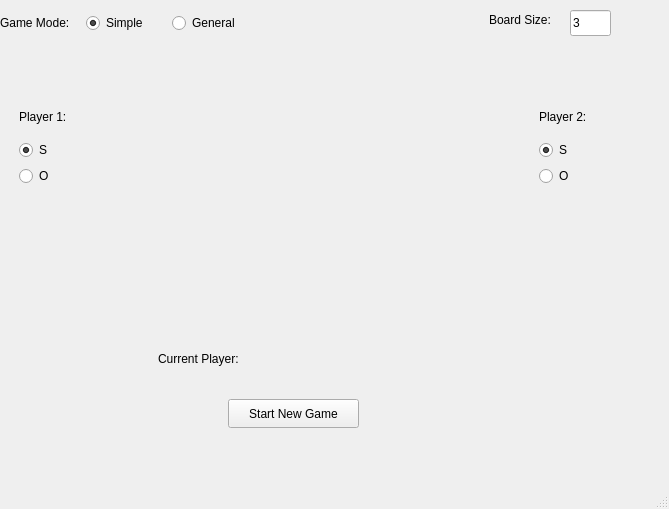
IsaOrtiz08/SOSGame_449, file SOSGame_449/mainwindow.ui: the form before one commit.
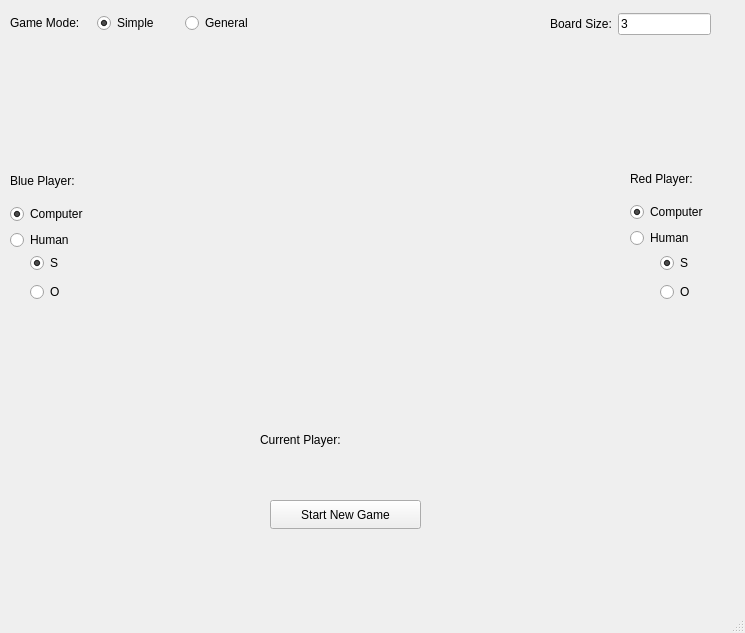
The form after the commit.

The edit to the form file:
```diff
--- a/SOSGame_449/mainwindow.ui
+++ b/SOSGame_449/mainwindow.ui
@@ -6,8 +6,8 @@
    <rect>
     <x>0</x>
     <y>0</y>
-    <width>669</width>
-    <height>509</height>
+    <width>745</width>
+    <height>633</height>
    </rect>
   </property>
   <property name="windowTitle">
@@ -17,24 +17,20 @@
    <widget class="QWidget" name="gridLayoutWidget">
     <property name="geometry">
      <rect>
-      <x>150</x>
+      <x>140</x>
       <y>50</y>
-      <width>371</width>
-      <height>271</height>
+      <width>461</width>
+      <height>371</height>
      </rect>
     </property>
-    <layout class="QGridLayout" name="gridLayout" rowstretch="0" columnstretch="0">
-     <property name="spacing">
-      <number>0</number>
-     </property>
-    </layout>
+    <layout class="QGridLayout" name="gridLayout"/>
    </widget>
    <widget class="QLabel" name="currentplayer_label">
     <property name="geometry">
      <rect>
-      <x>158</x>
-      <y>349</y>
-      <width>131</width>
+      <x>260</x>
+      <y>430</y>
+      <width>121</width>
       <height>20</height>
      </rect>
     </property>
@@ -45,8 +41,8 @@
    <widget class="QLabel" name="currentplayer_label_2">
     <property name="geometry">
      <rect>
-      <x>268</x>
-      <y>349</y>
+      <x>370</x>
+      <y>430</y>
       <width>63</width>
       <height>20</height>
      </rect>
@@ -55,12 +51,41 @@
      <string/>
     </property>
    </widget>
+   <widget class="QLabel" name="message_label">
+    <property name="geometry">
+     <rect>
+      <x>460</x>
+      <y>460</y>
+      <width>241</width>
+      <height>121</height>
+     </rect>
+    </property>
+    <property name="text">
+     <string/>
+    </property>
+    <property name="alignment">
+     <set>Qt::AlignmentFlag::AlignCenter</set>
+    </property>
+   </widget>
+   <widget class="QPushButton" name="startGameButton">
+    <property name="geometry">
+     <rect>
+      <x>270</x>
+      <y>500</y>
+      <width>151</width>
+      <height>29</height>
+     </rect>
+    </property>
+    <property name="text">
+     <string>Start New Game</string>
+    </property>
+   </widget>
    <widget class="QWidget" name="layoutWidget">
     <property name="geometry">
      <rect>
-      <x>0</x>
+      <x>10</x>
       <y>10</y>
-      <width>252</width>
+      <width>256</width>
       <height>26</height>
      </rect>
     </property>
@@ -68,7 +93,7 @@
      <item>
       <widget class="QLabel" name="gamemode_label">
        <property name="text">
-        <string>Game Mode:</string>
+        <string>Game Mode: </string>
        </property>
       </widget>
      </item>
@@ -91,100 +116,50 @@
      </item>
     </layout>
    </widget>
-   <widget class="QPushButton" name="startGameButton">
+   <widget class="QWidget" name="layoutWidget">
     <property name="geometry">
      <rect>
-      <x>228</x>
-      <y>399</y>
-      <width>131</width>
-      <height>29</height>
-     </rect>
-    </property>
-    <property name="text">
-     <string>Start New Game</string>
-    </property>
-   </widget>
-   <widget class="QLabel" name="message_label">
-    <property name="geometry">
-     <rect>
-      <x>470</x>
-      <y>350</y>
-      <width>141</width>
-      <height>101</height>
-     </rect>
-    </property>
-    <property name="text">
-     <string/>
-    </property>
-   </widget>
-   <widget class="QLabel" name="board_size_label">
-    <property name="geometry">
-     <rect>
-      <x>489</x>
+      <x>550</x>
       <y>10</y>
-      <width>74</width>
-      <height>20</height>
+      <width>161</width>
+      <height>28</height>
      </rect>
     </property>
-    <property name="text">
-     <string>Board Size:</string>
-    </property>
+    <layout class="QHBoxLayout" name="boardsizeLayout">
+     <item>
+      <widget class="QLabel" name="board_label">
+       <property name="text">
+        <string>Board Size:</string>
+       </property>
+      </widget>
+     </item>
+     <item>
+      <widget class="QLineEdit" name="boardsize_input">
+       <property name="text">
+        <string>3</string>
+       </property>
+      </widget>
+     </item>
+    </layout>
    </widget>
-   <widget class="QLineEdit" name="boardsize_input">
+   <widget class="QWidget" name="layoutWidget">
     <property name="geometry">
      <rect>
-      <x>570</x>
-      <y>10</y>
-      <width>41</width>
-      <height>26</height>
+      <x>30</x>
+      <y>250</y>
+      <width>40</width>
+      <height>57</height>
      </rect>
     </property>
-    <property name="maximumSize">
-     <size>
-      <width>150</width>
-      <height>16777215</height>
-     </size>
-    </property>
-    <property name="text">
-     <string>3</string>
-    </property>
-    <property name="maxLength">
-     <number>2</number>
-    </property>
-   </widget>
-   <widget class="QWidget" name="">
-    <property name="geometry">
-     <rect>
-      <x>19</x>
-      <y>100</y>
-      <width>95</width>
-      <height>86</height>
-     </rect>
-    </property>
-    <layout class="QVBoxLayout" name="player1Layout">
-     <item>
-      <layout class="QHBoxLayout" name="horizontalLayout_2">
-       <item>
-        <widget class="QLabel" name="player1_label">
-         <property name="text">
-          <string>Player 1:</string>
-         </property>
-        </widget>
-       </item>
-       <item>
-        <widget class="QLabel" name="player1Scorelabel">
-         <property name="text">
-          <string/>
-         </property>
-        </widget>
-       </item>
-      </layout>
-     </item>
+    <layout class="QVBoxLayout" name="verticalLayout">
      <item>
       <widget class="QRadioButton" name="player1_s_button">
        <property name="text">
         <string>S</string>
        </property>
+       <property name="checkable">
+        <bool>true</bool>
+       </property>
        <property name="checked">
         <bool>true</bool>
        </property>
@@ -195,26 +170,82 @@
        <property name="text">
         <string>O</string>
        </property>
+       <property name="checkable">
+        <bool>true</bool>
+       </property>
+       <property name="checked">
+        <bool>false</bool>
+       </property>
       </widget>
      </item>
     </layout>
    </widget>
-   <widget class="QWidget" name="">
+   <widget class="QWidget" name="layoutWidget">
     <property name="geometry">
      <rect>
-      <x>539</x>
-      <y>100</y>
-      <width>85</width>
+      <x>10</x>
+      <y>164</y>
+      <width>99</width>
       <height>86</height>
      </rect>
     </property>
-    <layout class="QVBoxLayout" name="player2Layout">
+    <layout class="QVBoxLayout" name="verticalLayout_3">
      <item>
-      <layout class="QHBoxLayout" name="horizontalLayout_3">
+      <layout class="QHBoxLayout" name="namescorelayout">
+       <item>
+        <widget class="QLabel" name="player1_label">
+         <property name="text">
+          <string>Blue Player: </string>
+         </property>
+        </widget>
+       </item>
+       <item>
+        <widget class="QLabel" name="player1Scorelabel">
+         <property name="text">
+          <string/>
+         </property>
+        </widget>
+       </item>
+      </layout>
+     </item>
+     <item>
+      <widget class="QRadioButton" name="player1_computer_button">
+       <property name="text">
+        <string>Computer</string>
+       </property>
+       <property name="checked">
+        <bool>true</bool>
+       </property>
+      </widget>
+     </item>
+     <item>
+      <widget class="QRadioButton" name="player1_human_button">
+       <property name="text">
+        <string>Human</string>
+       </property>
+       <property name="checked">
+        <bool>false</bool>
+       </property>
+      </widget>
+     </item>
+    </layout>
+   </widget>
+   <widget class="QWidget" name="layoutWidget">
+    <property name="geometry">
+     <rect>
+      <x>630</x>
+      <y>162</y>
+      <width>96</width>
+      <height>86</height>
+     </rect>
+    </property>
+    <layout class="QVBoxLayout" name="verticalLayout_2">
+     <item>
+      <layout class="QHBoxLayout" name="namescorelayout2">
        <item>
         <widget class="QLabel" name="player2_label">
          <property name="text">
-          <string>Player 2:</string>
+          <string>Red Player: </string>
          </property>
         </widget>
        </item>
@@ -228,10 +259,45 @@
       </layout>
      </item>
      <item>
+      <widget class="QRadioButton" name="player2_computer_button">
+       <property name="text">
+        <string>Computer</string>
+       </property>
+       <property name="checked">
+        <bool>true</bool>
+       </property>
+      </widget>
+     </item>
+     <item>
+      <widget class="QRadioButton" name="player2_human_button">
+       <property name="text">
+        <string>Human</string>
+       </property>
+       <property name="checked">
+        <bool>false</bool>
+       </property>
+      </widget>
+     </item>
+    </layout>
+   </widget>
+   <widget class="QWidget" name="layoutWidget">
+    <property name="geometry">
+     <rect>
+      <x>660</x>
+      <y>250</y>
+      <width>40</width>
+      <height>57</height>
+     </rect>
+    </property>
+    <layout class="QVBoxLayout" name="verticalLayout_4">
+     <item>
       <widget class="QRadioButton" name="player2_s_button">
        <property name="text">
         <string>S</string>
        </property>
+       <property name="checkable">
+        <bool>true</bool>
+       </property>
        <property name="checked">
         <bool>true</bool>
        </property>
@@ -242,6 +308,12 @@
        <property name="text">
         <string>O</string>
        </property>
+       <property name="checkable">
+        <bool>true</bool>
+       </property>
+       <property name="checked">
+        <bool>false</bool>
+       </property>
       </widget>
      </item>
     </layout>
```
Left out of the diff: 4 changed lines with no effect on the pictures.
